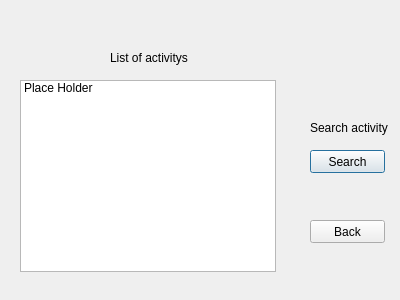
Before: the Qt Designer form gui/listactivities.ui in hanspistorstetson/ProjectRevamp, drawn with Qt 5.
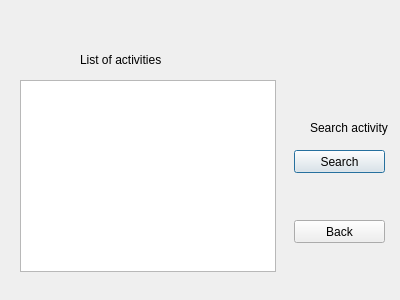
After: the same form once the commit is applied.

What changed in the file:
```diff
--- a/gui/listactivities.ui
+++ b/gui/listactivities.ui
@@ -22,31 +22,26 @@
      <height>192</height>
     </rect>
    </property>
-   <item>
-    <property name="text">
-     <string>Place Holder</string>
-    </property>
-   </item>
   </widget>
   <widget class="QLabel" name="label">
    <property name="geometry">
     <rect>
-     <x>110</x>
+     <x>80</x>
      <y>50</y>
-     <width>91</width>
-     <height>16</height>
+     <width>121</width>
+     <height>20</height>
     </rect>
    </property>
    <property name="text">
-    <string>List of activitys</string>
+    <string>List of activities</string>
    </property>
   </widget>
   <widget class="QPushButton" name="pushButton">
    <property name="geometry">
     <rect>
-     <x>310</x>
+     <x>294</x>
      <y>150</y>
-     <width>75</width>
+     <width>91</width>
      <height>23</height>
     </rect>
    </property>
@@ -70,9 +65,9 @@
   <widget class="QPushButton" name="pushButton_2">
    <property name="geometry">
     <rect>
-     <x>310</x>
+     <x>294</x>
      <y>220</y>
-     <width>75</width>
+     <width>91</width>
      <height>23</height>
     </rect>
    </property>
```
